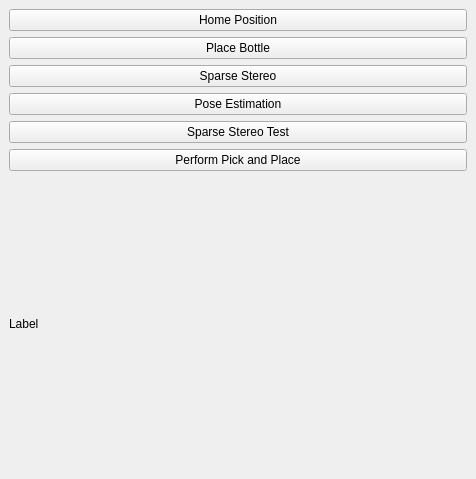
The window that RoviSamplePlugin/src/SamplePlugin.ui (martinjakobsgaard/RoVi1) describes before a commit, drawn with Qt 5.
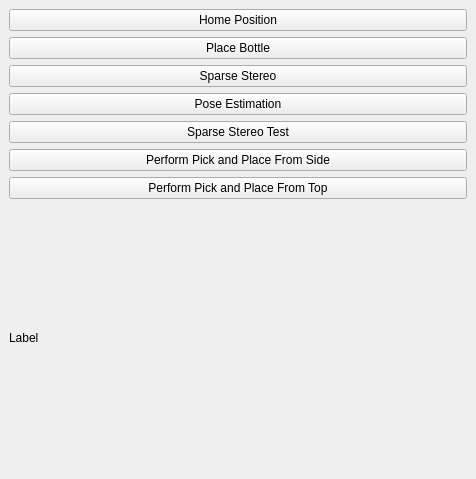
The same window after the commit.

Patch:
```diff
--- a/RoviSamplePlugin/src/SamplePlugin.ui
+++ b/RoviSamplePlugin/src/SamplePlugin.ui
@@ -55,7 +55,14 @@
       <item>
        <widget class="QPushButton" name="_btn_performTask">
         <property name="text">
-         <string>Perform Pick and Place</string>
+         <string>Perform Pick and Place From Side</string>
+        </property>
+       </widget>
+      </item>
+      <item>
+       <widget class="QPushButton" name="_btn_performTaskTop">
+        <property name="text">
+         <string>Perform Pick and Place From Top</string>
         </property>
        </widget>
       </item>
```
